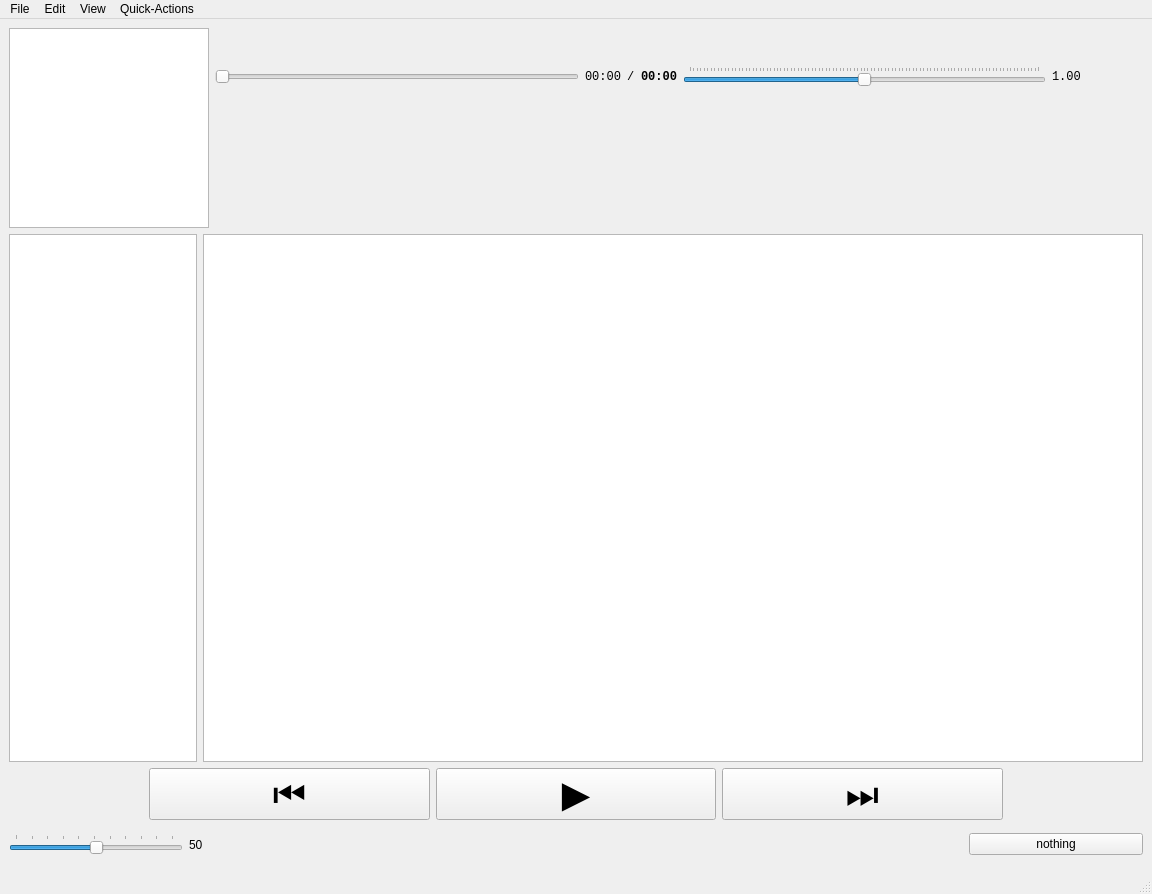
This is ui.ui in billypom/musicpom as Qt 5 draws it before an edit. The edited form follows.
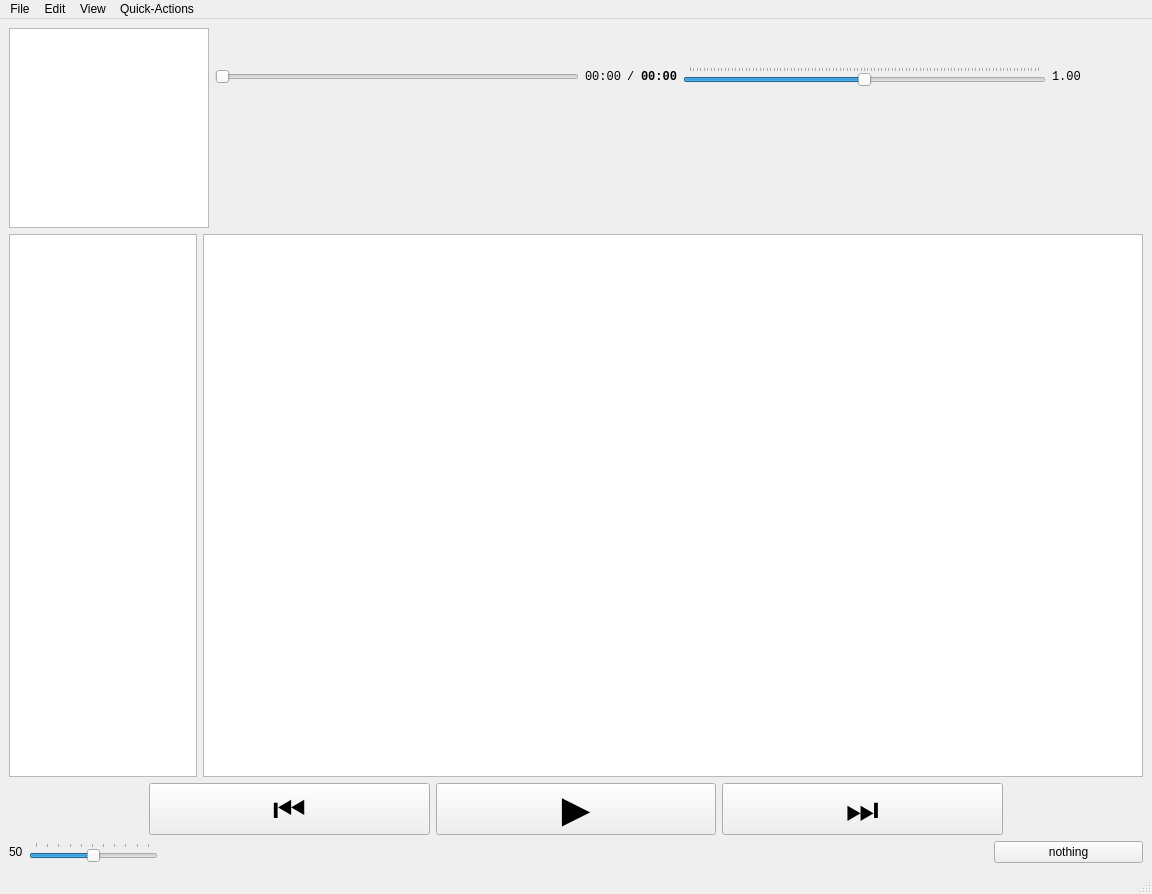
This is the edited form. Custom widgets are drawn as their Qt base class.

Commit message: ui font editing, artist album title selectable

```diff
--- a/ui.ui
+++ b/ui.ui
@@ -273,11 +273,20 @@
        </layout>
       </item>
       <item>
-       <layout class="QHBoxLayout" name="hLayoutControls2" stretch="1,0,0,4,1">
+       <layout class="QHBoxLayout" name="hLayoutControls2" stretch="1,0,5,0,1">
         <property name="spacing">
          <number>6</number>
         </property>
         <item>
+         <layout class="QHBoxLayout" name="hLayoutVolume">
+          <item>
+           <widget class="QLabel" name="volumeLabel">
+            <property name="text">
+             <string>50</string>
+            </property>
+           </widget>
+          </item>
+          <item>
          <widget class="QSlider" name="volumeSlider">
           <property name="minimum">
            <number>-1</number>
@@ -296,46 +305,31 @@
           </property>
          </widget>
         </item>
+         </layout>
+        </item>
         <item>
-         <widget class="QLabel" name="volumeLabel">
-          <property name="text">
-           <string>50</string>
+         <spacer name="horizontalSpacer_4">
+          <property name="orientation">
+           <enum>Qt::Horizontal</enum>
           </property>
-         </widget>
+          <property name="sizeHint" stdset="0">
+           <size>
+            <width>40</width>
+            <height>20</height>
+           </size>
+          </property>
+         </spacer>
         </item>
         <item>
          <layout class="QHBoxLayout" name="hLayoutSongDetails">
           <item>
-           <widget class="QLabel" name="artistLabel">
-            <property name="font">
-             <font>
-              <pointsize>24</pointsize>
-              <weight>75</weight>
-              <bold>true</bold>
-             </font>
-            </property>
-           </widget>
+           <widget class="QLabel" name="artistLabel"/>
           </item>
           <item>
-           <widget class="QLabel" name="titleLabel">
-            <property name="font">
-             <font>
-              <pointsize>18</pointsize>
-             </font>
-            </property>
-           </widget>
+           <widget class="QLabel" name="titleLabel"/>
           </item>
           <item>
-           <widget class="QLabel" name="albumLabel">
-            <property name="font">
-             <font>
-              <pointsize>16</pointsize>
-              <weight>50</weight>
-              <italic>true</italic>
-              <bold>false</bold>
-             </font>
-            </property>
-           </widget>
+           <widget class="QLabel" name="albumLabel"/>
           </item>
          </layout>
         </item>
```
Lines whose indentation alone changed are shown as unchanged. The commit also changes 4 other files.
